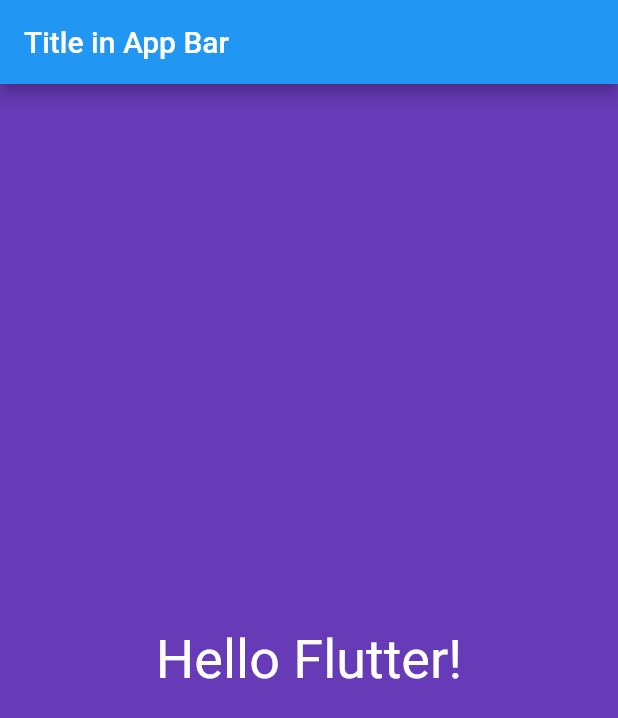
After one commit to sajeevah/flutter-starter, a Flutter app: the screen it shows after launch, on a phone screen of 412 x 824 dp. The commit adds this screen. Shown: the top 718 px of the screen. Run offline on Flutter 3.47's test engine with Material 2 defaults, Android fonts, the phone set to English and light mode, and no system bars.

Commit message:
screen package folder and home

```diff
--- a/hello_flutter/lib/main.dart
+++ b/hello_flutter/lib/main.dart
@@ -1,23 +1,20 @@
 import 'package:flutter/material.dart';
+import './screens/home.dart';
 
-void main() {
-  runApp(
-    MaterialApp(
-      title: "Hello Flutter App",
-      home: Scaffold(
-        appBar: AppBar(
-          title: Text("Title in App Bar"),
-        ),
-        body: Material(
-          color: Colors.deepPurple,
-          child: Center(
-            child: Text(
-              "Hello Flutter!",
-              textDirection: TextDirection.ltr,
-              style: TextStyle(color: Colors.white, fontSize: 36.0),
-            ),
+void main() => runApp(new HelloFlutterApp());
+
+class HelloFlutterApp extends StatelessWidget {
+  @override
+  Widget build(BuildContext context) {
+    return MaterialApp(
+      debugShowCheckedModeBanner: false,
+        title: "Hello Flutter App",
+        home: Scaffold(
+          appBar: AppBar(
+            title: Text("Title in App Bar"),
           ),
-        ),
-      )
-    ));
+          body: home()
+        )
+    );
+  }
 }
--- /dev/null
+++ b/hello_flutter/lib/screens/home.dart
@@ -0,0 +1,17 @@
+import 'package:flutter/material.dart';
+
+class home extends StatelessWidget {
+  @override
+  Widget build(BuildContext context) {
+    return Material(
+      color: Colors.deepPurple,
+      child: Center(
+        child: Text(
+          "Hello Flutter!",
+          textDirection: TextDirection.ltr,
+          style: TextStyle(color: Colors.white, fontSize: 36.0),
+        ),
+      ),
+    );
+  }
+}
```
